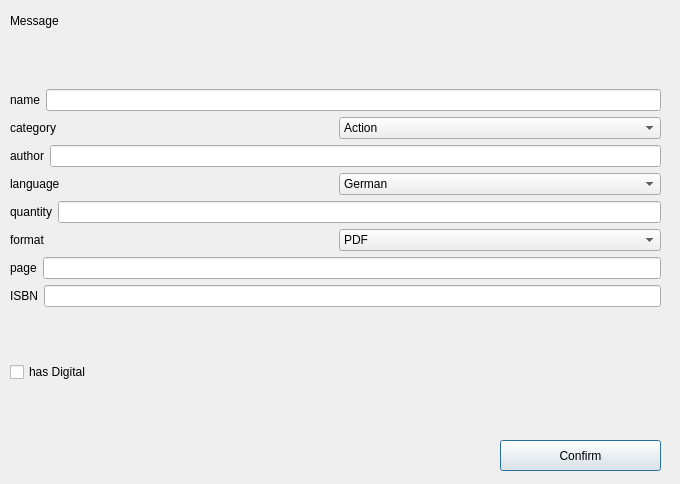
Above: bookdialog.ui from concat1911/LibraryManager before the change. Below: the same form after it.
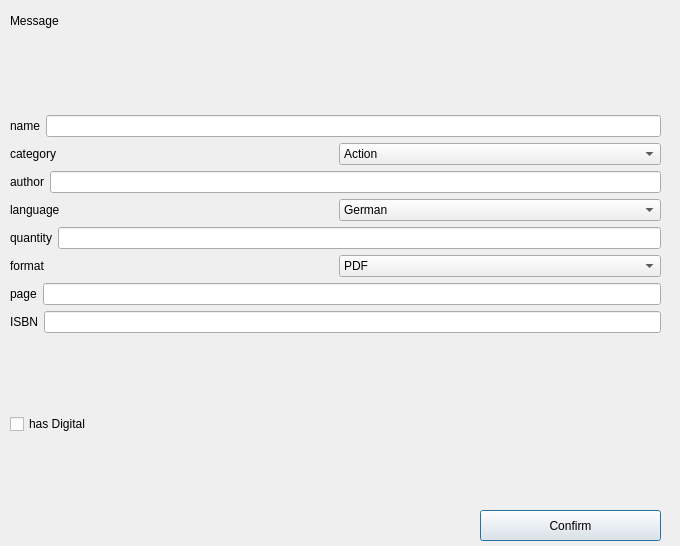
That is the form after the change.

What changed in the file:
```diff
--- a/bookdialog.ui
+++ b/bookdialog.ui
@@ -7,7 +7,7 @@
     <x>0</x>
     <y>0</y>
     <width>680</width>
-    <height>484</height>
+    <height>546</height>
    </rect>
   </property>
   <property name="windowTitle">
@@ -16,9 +16,9 @@
   <widget class="QPushButton" name="pushButton">
    <property name="geometry">
     <rect>
-     <x>500</x>
-     <y>440</y>
-     <width>161</width>
+     <x>480</x>
+     <y>510</y>
+     <width>181</width>
      <height>31</height>
     </rect>
    </property>
@@ -45,7 +45,7 @@
      <x>10</x>
      <y>40</y>
      <width>651</width>
-     <height>391</height>
+     <height>470</height>
     </rect>
    </property>
    <layout class="QVBoxLayout" name="verticalLayout_2">
```
